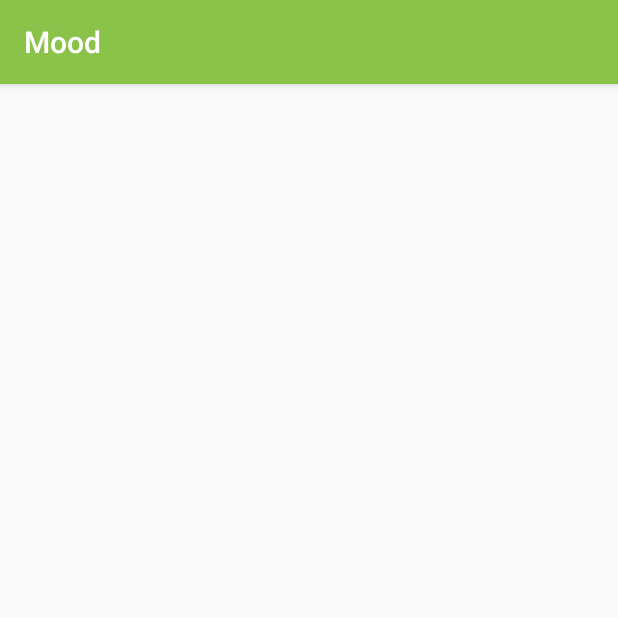
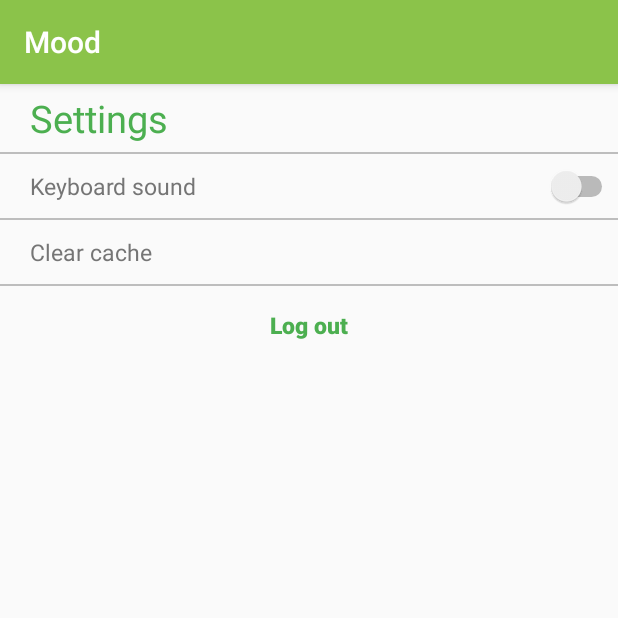
Before and after one commit to Ruslanio/KeyBoard, an Android app: the SettingsActivity screen opened directly, with no data from a screen before it, on a phone screen of 412 x 824 dp, the top half of it. Run offline under Robolectric (Android 15) with nearby library versions, the phone set to English and light mode, and no system bars.

```diff
--- a/app/src/main/java/com/example/ruslanio/keyboard/ChartActivity.java
+++ b/app/src/main/java/com/example/ruslanio/keyboard/ChartActivity.java
@@ -71,18 +71,8 @@ public class ChartActivity extends AppCompatActivity {
                     db.delete(DBHelper.EMOTION_ENTITY_TABLE_NAME, null, null);
                     List<Result> results = serverResponce.getResult();
                     for (Result result : results) {
-                        double value = 0;
-                        if (result.getValue().equals("NaN")) {
-                            continue;
-                        } else {
-                            try {
-                                value = Double.valueOf(result.getValue());
-                            } catch (Exception e){
-                                e.printStackTrace();
-                            }
-                        }
                         ContentValues cv = new ContentValues();
-                        cv.put(DBHelper.EmotionEntityTable.EMOTION_VALUE, value);
+                        cv.put(DBHelper.EmotionEntityTable.EMOTION_VALUE, result.getValue());
                         cv.put(DBHelper.EmotionEntityTable.EMOTION_DATE, result.getDate());
                         db.insert(DBHelper.EMOTION_ENTITY_TABLE_NAME, null, cv);
                     }
--- a/app/src/main/java/com/example/ruslanio/keyboard/MainActivity.java
+++ b/app/src/main/java/com/example/ruslanio/keyboard/MainActivity.java
@@ -52,12 +52,12 @@ public class MainActivity extends AppCompatActivity {
         mApiManager = ApiManager.getInstance();
 
         mCharts = (Button) findViewById(R.id.charts);
-        mLogOut = (Button) findViewById(R.id.log_out);
-
-        mLogOut.setOnClickListener(btn -> {
-            Intent intent = new Intent(MainActivity.this, LoginActivity.class);
-            startActivity(intent);
-        });
+//        mLogOut = (Button) findViewById(R.id.log_out);
+//
+//        mLogOut.setOnClickListener(btn -> {
+//            Intent intent = new Intent(MainActivity.this, LoginActivity.class);
+//            startActivity(intent);
+//        });
 
         mCharts.setOnClickListener(btn -> {
             Intent intent = new Intent(MainActivity.this, ChartActivity.class);
--- a/app/src/main/java/com/example/ruslanio/keyboard/SettingsActivity.java
+++ b/app/src/main/java/com/example/ruslanio/keyboard/SettingsActivity.java
@@ -1,13 +1,24 @@
 package com.example.ruslanio.keyboard;
 
+import android.content.Intent;
 import android.support.v7.app.AppCompatActivity;
 import android.os.Bundle;
+import android.widget.Button;
 
 public class SettingsActivity extends AppCompatActivity {
+
+    private Button mLogOut;
 
     @Override
     protected void onCreate(Bundle savedInstanceState) {
         super.onCreate(savedInstanceState);
         setContentView(R.layout.activity_settings);
+
+        mLogOut = (Button) findViewById(R.id.btn_log_out);
+
+        mLogOut.setOnClickListener(btn -> {
+            Intent intent = new Intent(SettingsActivity.this , LoginActivity.class);
+            startActivity(intent);
+        });
     }
 }
--- a/app/src/main/res/layout/activity_main.xml
+++ b/app/src/main/res/layout/activity_main.xml
@@ -70,13 +70,7 @@
         android:layout_width="match_parent"
         android:layout_height="wrap_content"/>
 
-    <Button
-        android:id="@+id/log_out"
-        style="@style/Button.Flat"
-        android:textSize="@dimen/extra_medium_text_size"
-        android:text="Log out"
-        android:layout_width="match_parent"
-        android:layout_height="wrap_content"/>
+
 
 
 </LinearLayout>
--- a/app/src/main/res/layout/activity_settings.xml
+++ b/app/src/main/res/layout/activity_settings.xml
@@ -5,8 +5,59 @@
     xmlns:tools="http://schemas.android.com/tools"
     android:layout_width="match_parent"
     android:layout_height="match_parent"
+    android:orientation="vertical"
     tools:context="com.example.ruslanio.keyboard.SettingsActivity">
 
+    <TextView
+        style="@style/Label.Accent"
+        android:layout_marginLeft="10dp"
+        android:text="Settings"
+        android:layout_width="match_parent"
+        android:layout_height="wrap_content"/>
+
+    <include layout="@layout/strip"/>
+
+    <LinearLayout
+        android:layout_marginLeft="@dimen/large_margin"
+        android:paddingTop="@dimen/medium_padding"
+        android:paddingBottom="@dimen/medium_padding"
+        android:orientation="horizontal"
+        android:layout_width="match_parent"
+        android:layout_height="wrap_content">
+
+        <TextView
+            style="@style/Label.Secondary"
+            android:text="Keyboard sound"
+            android:layout_width="wrap_content"
+            android:layout_height="wrap_content"/>
+
+        <Switch
+            android:layout_weight="1"
+            android:layout_width="wrap_content"
+            android:layout_height="wrap_content"/>
+
+    </LinearLayout>
+
+    <include layout="@layout/strip"/>
+
+    <TextView
+        android:layout_marginTop="@dimen/medium_margin"
+        android:layout_marginBottom="@dimen/medium_margin"
+        android:layout_marginLeft="@dimen/large_margin"
+        style="@style/Label.Secondary"
+        android:text="Clear cache"
+        android:layout_width="wrap_content"
+        android:layout_height="wrap_content"/>
+
+    <include layout="@layout/strip"/>
+
+    <Button
+        android:id="@+id/btn_log_out"
+        android:layout_marginTop="@dimen/medium_margin"
+        style="@style/Button.Flat"
+        android:text="Log out"
+        android:layout_width="match_parent"
+        android:layout_height="wrap_content"/>
 
 
 </LinearLayout>
--- /dev/null
+++ b/app/src/main/res/layout/strip.xml
@@ -0,0 +1,6 @@
+<?xml version="1.0" encoding="utf-8"?>
+<View
+    xmlns:android="http://schemas.android.com/apk/res/android"
+    android:background="@color/divider"
+    android:layout_width="match_parent"
+    android:layout_height="1dp"/>
```
